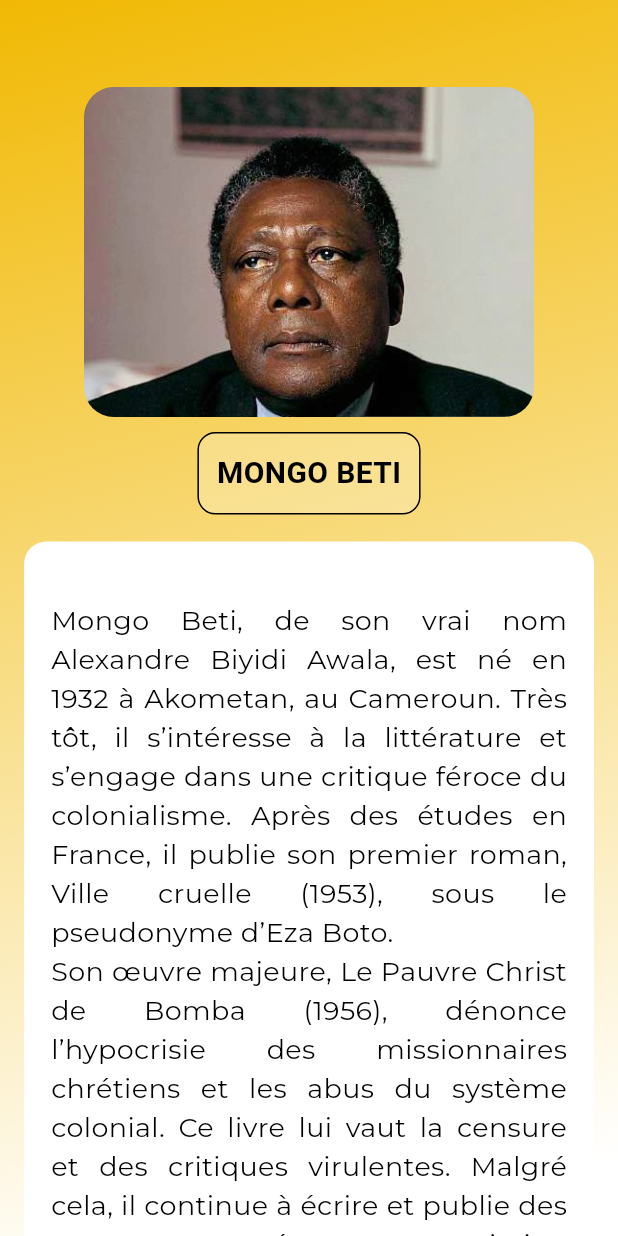
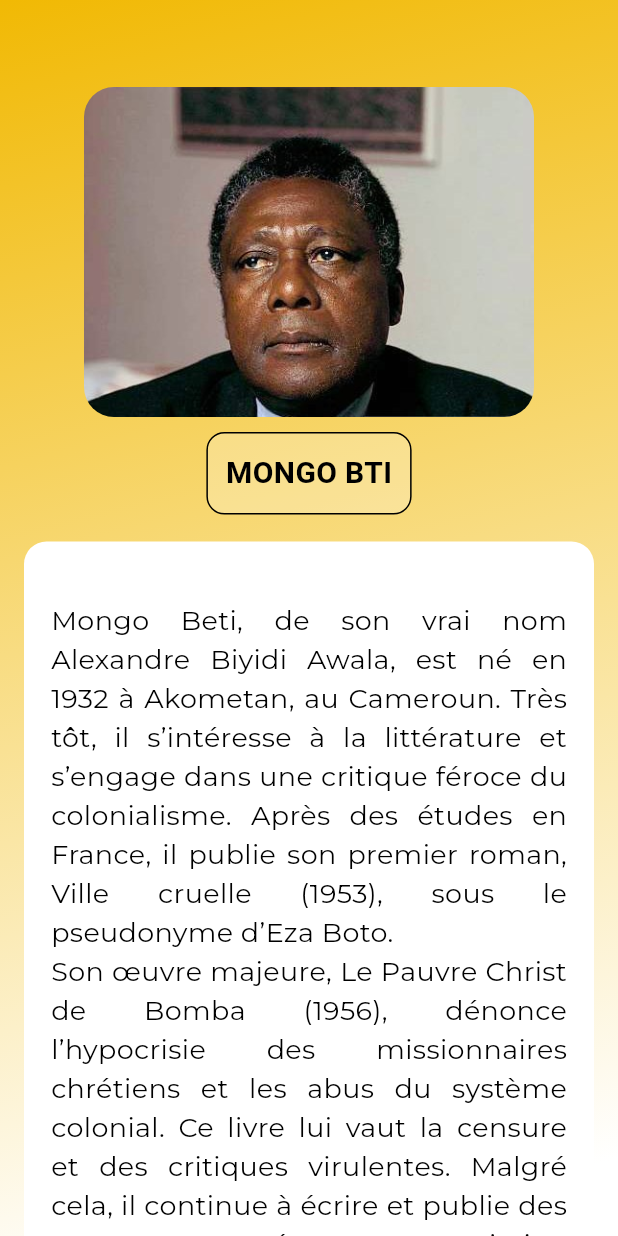
Before and after one commit to Idriss-rayan/familyquiz, a Flutter app: the BetiPage screen opened directly, on a phone screen of 412 x 824 dp. Run offline on Flutter 3.47's test engine with Material 3 defaults, Android fonts, the phone set to English and light mode, and no system bars; our stand-ins replace animate_do, get, google_fonts, supabase_flutter, websafe_svg; accounts and stored records are empty.

```diff
--- a/lib/documentation/gridview.dart
+++ b/lib/documentation/gridview.dart
@@ -65,7 +65,7 @@ class BetiPage extends StatelessWidget {
   @override
   Widget build(BuildContext context) {
     return Scaffold(
-      body: _buildTextPage("assets/icons/beti.png", Name.beti, "MONGO BETI", [
+      body: _buildTextPage("assets/icons/beti.png", Name.beti, "MONGO BTI", [
         Color.fromARGB(255, 241, 185, 4),
         Colors.white,
       ]),
```
